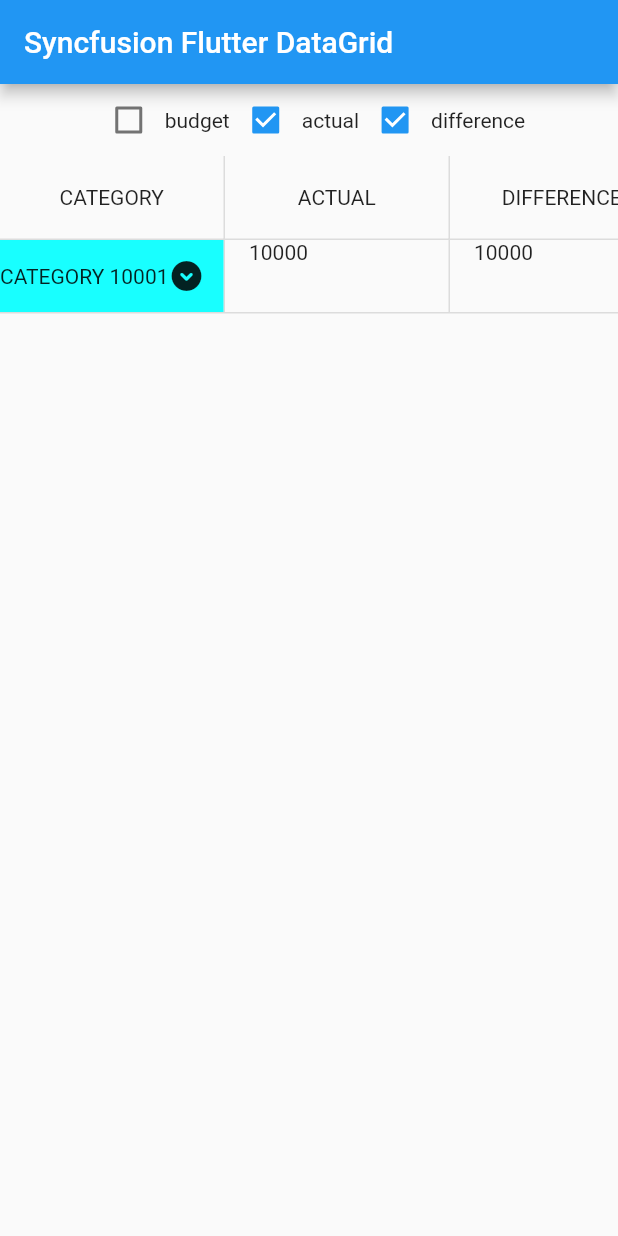
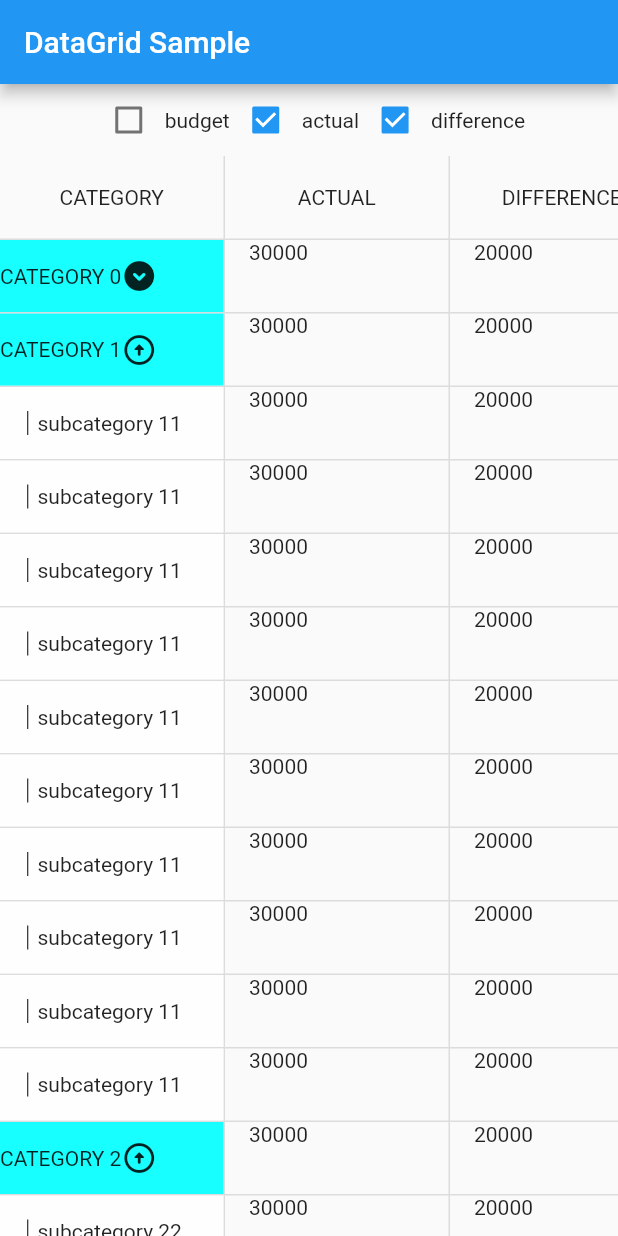
Before and after one commit to viacheslavbeshta/TableTest, a Flutter app: the screen it shows after launch, after a tap on the "arrow circle up" icon, on a phone screen of 412 x 824 dp. Run offline on Flutter 3.47's test engine with Material 2 defaults, Android fonts, the phone set to English and light mode, and no system bars; drawn by our look-alikes of syncfusion_flutter_datagrid.

Commit message:
finished category dropdowns
broke the subcategory removing

```diff
--- a/lib/cell_widgets.dart
+++ b/lib/cell_widgets.dart
@@ -10,8 +10,20 @@ class CategoryCell extends StatelessWidget {
   @override
   Widget build(BuildContext context) {
     return GestureDetector(
-      onDoubleTap: onDoubleTap,
-      child: Container(padding: const EdgeInsets.symmetric(horizontal: 16.0), child: Text(value)),
+      onDoubleTap: () => onDoubleTap,
+      child: Container(
+          color: Colors.white70,
+          padding: const EdgeInsets.symmetric(horizontal: 16.0, vertical: 16),
+          child: Row(
+            children: [
+              const VerticalDivider(color: Colors.black, width: 5),
+              const SizedBox(width: 4),
+              Text(
+                value,
+                overflow: TextOverflow.ellipsis,
+              ),
+            ],
+          )),
     );
   }
 }
--- a/lib/datasource.dart
+++ b/lib/datasource.dart
@@ -2,16 +2,17 @@ import 'package:collection/collection.dart';
 import 'package:flutter/material.dart';
 import 'package:flutter/services.dart';
 import 'package:syncfusion_flutter_datagrid/datagrid.dart';
+import 'package:tabletest/table_screen.dart';
 
 import 'cell_widgets.dart';
 import 'employee.dart';
 
-class EmployeeDataSource extends DataGridSource {
-  EmployeeDataSource(this._employees);
+class SFDataSource extends DataGridSource {
+  SFDataSource(this._categoriesData);
 
-  final List<Employee> _employees;
+  final TableData _categoriesData;
 
-  late final dataGridRows = _employees.map<DataGridRow>((dataGridRow) => dataGridRow.getDataGridRow()).toList();//todo: transform into DataGridRow in [rows]
+  late final dataGridRows = _categoriesData.categories;
 
   /// Helps to hold the new value of all editable widget.
   /// Based on the new value we will commit the new value into the corresponding
@@ -20,21 +21,55 @@ class EmployeeDataSource extends DataGridSource {
 
   /// Help to control the editable text in [TextField] widget.
   TextEditingController editingController = TextEditingController();
+  List<String> unexpadedCategories = [];
+  List<String> hiddenSubcategories = [];
+
+  List<DataGridRow> getDataGridRows(List<Category> categories) {
+    List<DataGridRow> dataGridRows = [];
+
+    for (var category in categories) {
+      List<DataGridCell> categoryCells = [
+        DataGridCell<String>(columnName: 'category', value: 'CATEGORY ${category.id}'),
+        DataGridCell<int>(columnName: jbKey, value: category.yearData[0].budget),
+        DataGridCell<int>(columnName: jaKey, value: category.yearData[0].actual),
+        DataGridCell<int>(columnName: jdKey, value: category.yearData[0].diff),
+        DataGridCell<int>(columnName: fbKey, value: category.yearData[1].budget),
+        DataGridCell<int>(columnName: faKey, value: category.yearData[1].actual),
+        DataGridCell<int>(columnName: fdKey, value: category.yearData[1].diff),
+        DataGridCell<int>(columnName: mbKey, value: category.yearData[2].budget),
+        DataGridCell<int>(columnName: maKey, value: category.yearData[2].actual),
+        DataGridCell<int>(columnName: mdKey, value: category.yearData[2].diff),
+        DataGridCell<int>(columnName: 'YEAR', value: category.yearData.first.diff),
+        DataGridCell<int>(columnName: '%', value: category.yearData.first.diff ~/ 100),
+      ];
+      dataGridRows.add(DataGridRow(cells: categoryCells));
+      if (unexpadedCategories.contains('CATEGORY ${category.id}')) continue;
+
+      for (var sub in category.subCategories) {
+        if(hiddenSubcategories.contains('${sub.category} ${category.id}${sub.id}')) continue;
+        var cells = [
+          DataGridCell<String>(columnName: 'category', value: '${sub.category} ${category.id}${sub.id}'),
+          DataGridCell<int>(columnName: jbKey, value: sub.yearData[0].budget),
+          DataGridCell<int>(columnName: jaKey, value: sub.yearData[0].actual),
+          DataGridCell<int>(columnName: jdKey, value: sub.yearData[0].diff),
+          DataGridCell<int>(columnName: fbKey, value: sub.yearData[1].budget),
+          DataGridCell<int>(columnName: faKey, value: sub.yearData[1].actual),
+          DataGridCell<int>(columnName: fdKey, value: sub.yearData[1].diff),
+          DataGridCell<int>(columnName: mbKey, value: sub.yearData[2].budget),
+          DataGridCell<int>(columnName: maKey, value: sub.yearData[2].actual),
+          DataGridCell<int>(columnName: mdKey, value: sub.yearData[2].diff),
+          DataGridCell<int>(columnName: 'YEAR', value: category.yearData.first.diff),
+          DataGridCell<int>(columnName: '%', value: category.yearData.first.diff ~/ 100),
+        ];
+        dataGridRows.add(DataGridRow(cells: cells));
+      }
+    }
+    return dataGridRows;
+  }
 
   @override
-  List<DataGridRow> get rows {
-    List<DataGridRow> dataRows = [];
+  List<DataGridRow> get rows => getDataGridRows(dataGridRows);
 
-    if (!isFirstCategoryShown) {
-      print('rows');
-      dataRows.add(dataGridRows.first);
-    }
-
-    return dataRows.isNotEmpty ? dataRows : dataGridRows;
-  }
-
-  bool isFirstCategoryShown = true;
-  bool isSecondCategoryShown = true;
   void updateDataGridSource() => notifyListeners();
 
   @override
@@ -44,14 +79,17 @@ class EmployeeDataSource extends DataGridSource {
 
     for (var i = 0; i < list.length; i++) {
       final dataGridCell = list[i];
-      if (dataGridRows.indexOf(row) == 0 && dataGridCell.columnName == 'category') {
+      if (dataGridCell.columnName == 'category' && list.first.value.toString().startsWith('CATEGORY')) {
         //todo: row index
-        print('toggle');
         cells.add(
           ToggleCell(
             value: dataGridCell.value.toString(),
             onCheckboxToggled: (value) {
-              isFirstCategoryShown = !isFirstCategoryShown;
+              if (unexpadedCategories.contains(list.first.value.toString())) {
+                unexpadedCategories.remove(list.first.value.toString());
+              } else {
+                unexpadedCategories.add(list.first.value.toString());
+              }
               updateDataGridSource();
             },
           ),
@@ -62,47 +100,52 @@ class EmployeeDataSource extends DataGridSource {
         cells.add(CategoryCell(
           value: dataGridCell.value.toString(),
           onDoubleTap: () {
-            dataGridRows.remove(row);
+            if (hiddenSubcategories.contains(list.first.value.toString())) {
+              hiddenSubcategories.remove(list.first.value.toString());
+            } else {
+              hiddenSubcategories.add(list.first.value.toString());
+            }
+            print('hiddenSubcategories');
+            print(hiddenSubcategories);
             updateDataGridSource();
           },
         ));
         continue;
       }
-      print('PreviewCell');
       cells.add(PreviewCell(value: dataGridCell.value.toString()));
     }
 
     return DataGridRowAdapter(cells: cells);
   }
 
-  @override
-  Future<void> onCellSubmit(DataGridRow dataGridRow, RowColumnIndex rowColumnIndex, GridColumn column) async {
-    final dynamic oldValue = dataGridRow
-            .getCells()
-            .firstWhereOrNull((DataGridCell dataGridCell) => dataGridCell.columnName == column.columnName)
-            ?.value ??
-        '';
-
-    final int dataRowIndex = dataGridRows.indexOf(dataGridRow);
-
-    if (newCellValue == null || oldValue == newCellValue) {
-      return Future<void>.value();
-    }
-
-    if (column.columnName == 'name') {
-      dataGridRows[dataRowIndex].getCells()[rowColumnIndex.columnIndex] =
-          DataGridCell<int>(columnName: 'name', value: newCellValue);
-      _employees[dataRowIndex].salary = newCellValue as int;
-    } else if (column.columnName == 'designation') {
-      dataGridRows[dataRowIndex].getCells()[rowColumnIndex.columnIndex] =
-          DataGridCell<int>(columnName: 'designation', value: newCellValue);
-      _employees[dataRowIndex].salary = newCellValue as int;
-    } else {
-      dataGridRows[dataRowIndex].getCells()[rowColumnIndex.columnIndex] =
-          DataGridCell<int>(columnName: 'salary', value: newCellValue);
-      _employees[dataRowIndex].salary = newCellValue as int;
-    }
-  }
+  // @override
+  // Future<void> onCellSubmit(DataGridRow dataGridRow, RowColumnIndex rowColumnIndex, GridColumn column) async {
+  //   final dynamic oldValue = dataGridRow
+  //           .getCells()
+  //           .firstWhereOrNull((DataGridCell dataGridCell) => dataGridCell.columnName == column.columnName)
+  //           ?.value ??
+  //       '';
+  //
+  //   final int dataRowIndex = dataGridRows.indexOf(dataGridRow);
+  //
+  //   if (newCellValue == null || oldValue == newCellValue) {
+  //     return Future<void>.value();
+  //   }
+  //
+  //   if (column.columnName == 'name') {
+  //     dataGridRows[dataRowIndex].getCells()[rowColumnIndex.columnIndex] =
+  //         DataGridCell<int>(columnName: 'name', value: newCellValue);
+  //     _employees[dataRowIndex].salary = newCellValue as int;
+  //   } else if (column.columnName == 'designation') {
+  //     dataGridRows[dataRowIndex].getCells()[rowColumnIndex.columnIndex] =
+  //         DataGridCell<int>(columnName: 'designation', value: newCellValue);
+  //     _employees[dataRowIndex].salary = newCellValue as int;
+  //   } else {
+  //     dataGridRows[dataRowIndex].getCells()[rowColumnIndex.columnIndex] =
+  //         DataGridCell<int>(columnName: 'salary', value: newCellValue);
+  //     _employees[dataRowIndex].salary = newCellValue as int;
+  //   }
+  // }
 
   @override
   Future<bool> canSubmitCell(DataGridRow dataGridRow, RowColumnIndex rowColumnIndex, GridColumn column) async {
--- a/lib/employee.dart
+++ b/lib/employee.dart
@@ -1,27 +1,58 @@
 import 'package:syncfusion_flutter_datagrid/datagrid.dart';
 import 'package:tabletest/table_screen.dart';
 
-class Employee {
-  Employee(this.id, this.salary);
+class MonthData {
+  final int budget;
+  final int actual;
+  final int diff;
 
-  ///
-  final int id;
+  MonthData(
+    this.budget,
+    this.actual,
+    this.diff,
+  );
+}
 
-  ///
-  int salary;
+class RegularRow {
+  final List<MonthData> yearData;
+  final String category;
+  final String id;
+
+  const RegularRow(this.yearData, this.category, this.id);
+}
+
+class SubCategory extends RegularRow {
+  SubCategory(super.yearData, super.category, super.id);
+}
+
+class Category extends RegularRow {
+  const Category(super.yearData, super.category, super.id, this.subCategories);
+
+  final List<SubCategory> subCategories;
+
+    ///виходить приймає тільки один набір row за раз
+    ///
+    /// columnName: |        jbKey      |     jaKey         | ...
+    /// value:      | yearData[0].budget | yearData[0].actual|...
 
   DataGridRow getDataGridRow() => DataGridRow(cells: [
-        DataGridCell<String>(columnName: 'category', value: 'CATEGORY $id'),
-        DataGridCell<int>(columnName: jbKey, value: salary),
-        DataGridCell<int>(columnName: jaKey, value: salary),
-        DataGridCell<int>(columnName: jdKey, value: salary),
-        DataGridCell<int>(columnName: fbKey, value: salary),
-        DataGridCell<int>(columnName: faKey, value: salary),
-        DataGridCell<int>(columnName: fdKey, value: salary),
-        DataGridCell<int>(columnName: mbKey, value: salary),
-        DataGridCell<int>(columnName: maKey, value: salary),
-        DataGridCell<int>(columnName: mdKey, value: salary),
-        DataGridCell<int>(columnName: 'YEAR', value: id),
-        DataGridCell<int>(columnName: '%', value: id),
+        DataGridCell<String>(columnName: 'category', value: id),
+        DataGridCell<int>(columnName: jbKey, value: yearData[0].budget),
+        DataGridCell<int>(columnName: jaKey, value: yearData[0].actual),
+        DataGridCell<int>(columnName: jdKey, value: yearData[0].diff),
+        DataGridCell<int>(columnName: fbKey, value: yearData[1].budget),
+        DataGridCell<int>(columnName: faKey, value: yearData[1].actual),
+        DataGridCell<int>(columnName: fdKey, value: yearData[1].diff),
+        DataGridCell<int>(columnName: mbKey, value: yearData[2].budget),
+        DataGridCell<int>(columnName: maKey, value: yearData[2].actual),
+        DataGridCell<int>(columnName: mdKey, value: yearData[2].diff),
+        DataGridCell<int>(columnName: 'YEAR', value: yearData.first.diff),
+        DataGridCell<int>(columnName: '%', value: yearData.first.diff ~/ 1000),
       ]);
 }
+
+class TableData {
+  final List<Category> categories;
+
+  TableData(this.categories);
+}
--- a/lib/table_screen.dart
+++ b/lib/table_screen.dart
@@ -19,7 +19,7 @@ const maKey = 'marchActual';
 const mdKey = 'marchDifference';
 
 class MyHomePage extends StatefulWidget {
-  /// Creates the home page.
+
   const MyHomePage({Key? key}) : super(key: key);
 
   @override
@@ -27,19 +27,19 @@ class MyHomePage extends StatefulWidget {
 }
 
 class MyHomePageState extends State<MyHomePage> {
-  List<Employee> employees = <Employee>[];
-  late EmployeeDataSource employeeDataSource;
+  TableData employees = TableData([]);
+  late SFDataSource employeeDataSource;
 
   @override
   void initState() {
     super.initState();
     employees = getEmployeeData();
-    employeeDataSource = EmployeeDataSource(employees);
+    employeeDataSource = SFDataSource(employees);
   }
 
   @override
   void didChangeDependencies() {
-    employeeDataSource = EmployeeDataSource(employees);
+    employeeDataSource = SFDataSource(employees);
     super.didChangeDependencies();
   }
 
@@ -51,7 +51,7 @@ class MyHomePageState extends State<MyHomePage> {
   Widget build(BuildContext context) {
     return Scaffold(
       appBar: AppBar(
-        title: const Text('Syncfusion Flutter DataGrid'),
+        title: const Text('DataGrid Sample'),
       ),
       body: Column(
         children: [
@@ -240,16 +240,13 @@ class MyHomePageState extends State<MyHomePage> {
                     print(details.column.label);
                     print(details.rowColumnIndex);
                     print(details.kind);
-                    if (details.rowColumnIndex.rowIndex == 0 && details.rowColumnIndex.columnIndex == 0) {
-                      employeeDataSource.isFirstCategoryShown = !employeeDataSource.isFirstCategoryShown;
-                      employeeDataSource.updateDataGridSource();
-                    }
-                    if (details.rowColumnIndex.rowIndex == 9 && details.rowColumnIndex.columnIndex == 0) {
-                      employeeDataSource.isSecondCategoryShown = !employeeDataSource.isSecondCategoryShown;
-                      employeeDataSource.updateDataGridSource();
-                    }
                     //rows == widgets
                   },
+                  // onCellDoubleTap: (DataGridCellDoubleTapDetails details){
+                  //   print(details.rowColumnIndex.rowIndex);
+                  //   employeeDataSource.dataGridRows.removeAt(details.rowColumnIndex.rowIndex);
+                  //   employeeDataSource.notifyListeners();
+                  // },
                 );
               }),
             ),
@@ -260,27 +257,20 @@ class MyHomePageState extends State<MyHomePage> {
   }
 
   //
-  List<Employee> getEmployeeData() => [
-        Employee(10001, 10000),
-        Employee(10002, 20000),
-        Employee(10003, 3000),
-        Employee(10004, 4000),
-        Employee(10005, 5000),
-        Employee(10006, 6000),
-        Employee(10007, 7000),
-        Employee(10008, 8000),
-        Employee(10009, 9000),
-        Employee(10010, 10000),
-        Employee(10011, 11000),
-        Employee(10012, 12000),
-        Employee(10013, 13000),
-        Employee(10014, 14000),
-        Employee(10015, 15000),
-        Employee(10016, 16000),
-        Employee(10017, 17000),
-        Employee(10018, 18000),
-        Employee(10019, 19000),
-        Employee(10020, 20000),
-        Employee(10021, 21000),
-      ];
+  TableData getEmployeeData() {
+    var monthData = MonthData(10000, 30000, 20000);
+    List<MonthData> months = List.filled(12, monthData);
+    List<Category> categories = [];
+
+    for (var i = 0; i < 5; i++) {
+      categories.add(Category(
+        months,
+        'Category $i',
+        i.toString(),
+        List.filled(10, SubCategory(months, 'subcategory', i.toString())),
+      ));
+    }
+
+    return TableData(categories);
+  }
 }
```
